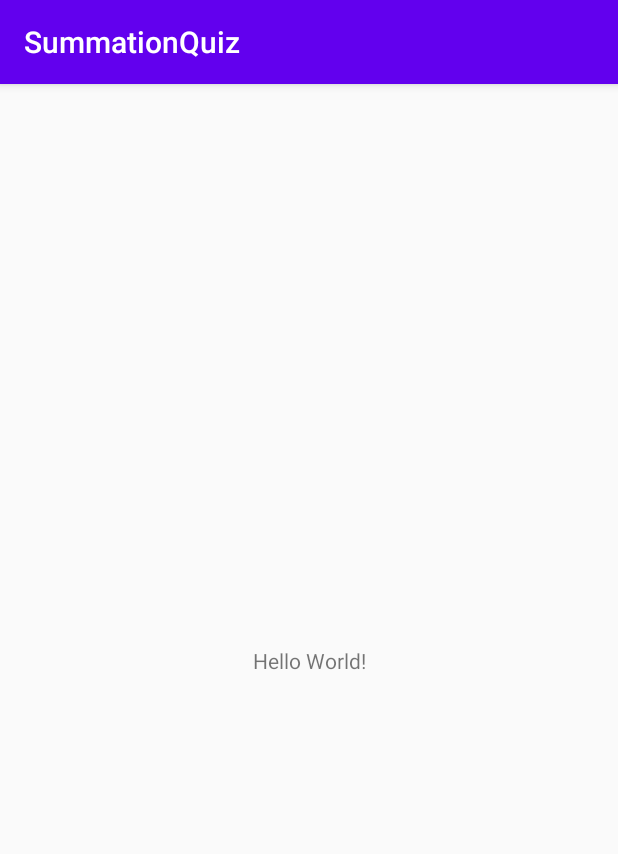
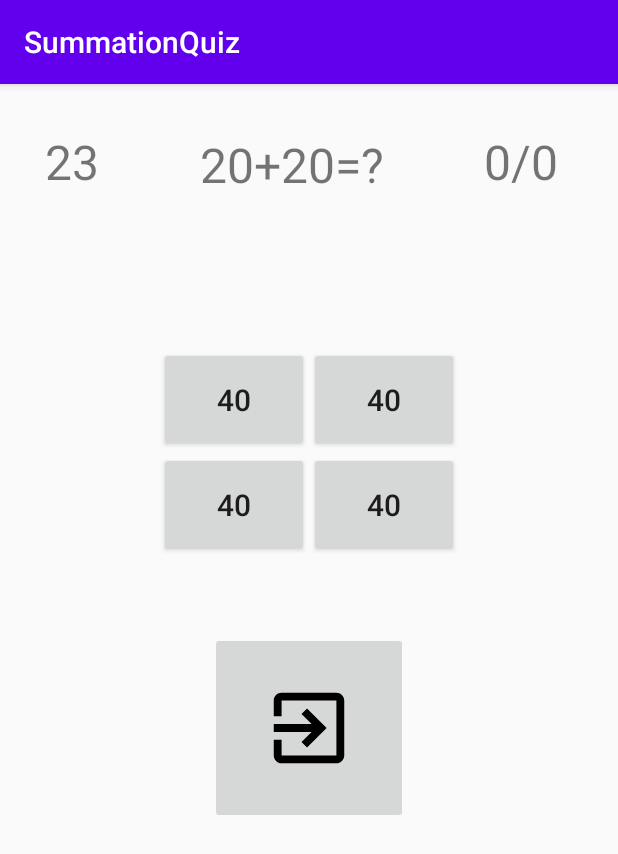
Before and after one commit to Mayank-Maurya/SummationQuiz, an Android app: the screen it shows after launch (MainActivity), on a phone screen of 412 x 824 dp. Shown: the top 854 px of the screen. Run offline under Robolectric (Android 15) with nearby library versions, the phone set to English and light mode, and no system bars.

```diff
--- a/app/src/main/java/mayank/maurya/mathapp/MainActivity.java
+++ b/app/src/main/java/mayank/maurya/mathapp/MainActivity.java
@@ -2,14 +2,46 @@ package mayank.maurya.mathapp;
 
 import androidx.appcompat.app.AppCompatActivity;
 
+import android.content.Intent;
 import android.os.Bundle;
+import android.view.View;
+import android.widget.Button;
+import android.widget.ImageButton;
+import android.widget.TextView;
+import android.widget.Toast;
 
 public class MainActivity extends AppCompatActivity {
+    TextView counter,question,questioncount;
+    Button op1,op2,op3,op4;
+    ImageButton exit;
+
 
     @Override
     protected void onCreate(Bundle savedInstanceState) {
         super.onCreate(savedInstanceState);
         setContentView(R.layout.activity_main);
+        counter=findViewById(R.id.textView);
+        question=findViewById(R.id.textView2);
+        questioncount=findViewById(R.id.textView3);
+        op1=findViewById(R.id.optionbtn1);
+        op2=findViewById(R.id.optionbtn2);
+        op3=findViewById(R.id.optionbtn3);
+        op4=findViewById(R.id.optionbtn4);
+        exit=findViewById(R.id.exitbtn);
+        final int score=0,outof=0;
+        exit.setOnClickListener(new View.OnClickListener() {
+            @Override
+            public void onClick(View v) {
+                Toast.makeText(MainActivity.this,"your score is "+score+" out of "+outof,Toast.LENGTH_SHORT).show();
+                Intent intent=new Intent(MainActivity.this,Startactivity.class);
+                startActivity(intent);
+                finish();
+
+            }
+        });
+
+
+
 
     }
 }
--- /dev/null
+++ b/app/src/main/res/drawable/ic_launcher_exit_foreground.xml
@@ -0,0 +1,13 @@
+<vector xmlns:android="http://schemas.android.com/apk/res/android"
+    android:width="108dp"
+    android:height="108dp"
+    android:viewportWidth="41.37931"
+    android:viewportHeight="41.37931"
+    android:tint="#000000">
+  <group android:translateX="8.689655"
+      android:translateY="8.689655">
+      <path
+          android:fillColor="#FF000000"
+          android:pathData="M10.09,15.59L11.5,17l5,-5 -5,-5 -1.41,1.41L12.67,11H3v2h9.67l-2.58,2.59zM19,3H5c-1.11,0 -2,0.9 -2,2v4h2V5h14v14H5v-4H3v4c0,1.1 0.89,2 2,2h14c1.1,0 2,-0.9 2,-2V5c0,-1.1 -0.9,-2 -2,-2z"/>
+  </group>
+</vector>
--- a/app/src/main/res/layout/activity_main.xml
+++ b/app/src/main/res/layout/activity_main.xml
@@ -6,13 +6,95 @@
     android:layout_height="match_parent"
     tools:context=".MainActivity">
 
+
     <TextView
+        android:id="@+id/textView"
         android:layout_width="wrap_content"
         android:layout_height="wrap_content"
-        android:text="Hello World!"
-        app:layout_constraintBottom_toBottomOf="parent"
+        android:layout_marginStart="30dp"
+        android:layout_marginTop="30dp"
+        android:text="23"
+        android:textSize="32sp"
+        app:layout_constraintStart_toStartOf="parent"
+        app:layout_constraintTop_toTopOf="parent" />
+
+    <TextView
+        android:id="@+id/textView2"
+        android:layout_width="wrap_content"
+        android:layout_height="wrap_content"
+        android:layout_marginTop="32dp"
+        android:text="20+20=?"
+        android:textSize="32dp"
+        app:layout_constraintEnd_toStartOf="@+id/textView3"
+        app:layout_constraintStart_toEndOf="@id/textView"
+        app:layout_constraintTop_toTopOf="parent" />
+
+    <TextView
+        android:id="@+id/textView3"
+        android:layout_width="wrap_content"
+        android:layout_height="wrap_content"
+        android:layout_marginTop="30dp"
+        android:text="0/0"
+        android:textSize="32dp"
+        android:layout_marginRight="40dp"
+        app:layout_constraintEnd_toEndOf="parent"
+        app:layout_constraintTop_toTopOf="parent" />
+
+    <GridLayout
+        android:id="@+id/grid"
+        android:layout_width="wrap_content"
+        android:layout_height="wrap_content"
+        android:layout_marginTop="100dp"
         app:layout_constraintLeft_toLeftOf="parent"
         app:layout_constraintRight_toRightOf="parent"
-        app:layout_constraintTop_toTopOf="parent" />
+        app:layout_constraintTop_toBottomOf="@id/textView2">
+
+        <Button
+            android:id="@+id/optionbtn1"
+            android:text="40"
+            android:textSize="20dp"
+            android:layout_width="100dp"
+            android:layout_height="70dp"
+            android:layout_row="0"
+            android:layout_column="0"/>
+
+        <Button
+            android:id="@+id/optionbtn3"
+            android:text="40"
+            android:textSize="20dp"
+            android:layout_width="100dp"
+            android:layout_height="70dp"
+            android:layout_row="0"
+            android:layout_column="1" />
+
+        <Button
+            android:id="@+id/optionbtn4"
+            android:text="40"
+            android:textSize="20dp"
+            android:layout_width="100dp"
+            android:layout_height="70dp"
+            android:layout_row="1"
+            android:layout_column="0" />
+
+        <Button
+            android:id="@+id/optionbtn2"
+            android:text="40"
+            android:textSize="20dp"
+            android:layout_width="100dp"
+            android:layout_height="70dp"
+            android:layout_row="1"
+            android:layout_column="1" />
+    </GridLayout>
+    <ImageButton
+        android:id="@+id/exitbtn"
+        android:layout_width="wrap_content"
+        android:layout_height="wrap_content"
+        android:src="@drawable/ic_launcher_exit_foreground"
+        app:layout_constraintTop_toBottomOf="@+id/grid"
+        app:layout_constraintLeft_toLeftOf="parent"
+        app:layout_constraintRight_toRightOf="parent"
+        android:layout_marginTop="50dp"
+        />
+
 
 </androidx.constraintlayout.widget.ConstraintLayout>
--- /dev/null
+++ b/app/src/main/res/mipmap-anydpi-v26/ic_launcher_exit.xml
@@ -0,0 +1,5 @@
+<?xml version="1.0" encoding="utf-8"?>
+<adaptive-icon xmlns:android="http://schemas.android.com/apk/res/android">
+    <background android:drawable="@drawable/ic_launcher_exit_background"/>
+    <foreground android:drawable="@drawable/ic_launcher_exit_foreground"/>
+</adaptive-icon>
--- /dev/null
+++ b/app/src/main/res/mipmap-anydpi-v26/ic_launcher_exit_round.xml
@@ -0,0 +1,5 @@
+<?xml version="1.0" encoding="utf-8"?>
+<adaptive-icon xmlns:android="http://schemas.android.com/apk/res/android">
+    <background android:drawable="@drawable/ic_launcher_exit_background"/>
+    <foreground android:drawable="@drawable/ic_launcher_exit_foreground"/>
+</adaptive-icon>
```
Also changed, not shown: app/src/main/AndroidManifest.xml (+7 -0 lines), app/src/main/java/mayank/maurya/mathapp/Startactivity.java (added, +25 -0 lines), app/src/main/res/drawable/ic_launcher_exit_background.xml (added, +74 -0 lines), app/src/main/res/layout/activity_startactivity.xml (added, +22 -0 lines), app/src/main/ic_launcher_exit-playstore.png (added), app/src/main/res/mipmap-hdpi/ic_launcher_exit.png (added), app/src/main/res/mipmap-hdpi/ic_launcher_exit_round.png (added), app/src/main/res/mipmap-mdpi/ic_launcher_exit.png (added), app/src/main/res/mipmap-mdpi/ic_launcher_exit_round.png (added), app/src/main/res/mipmap-xhdpi/ic_launcher_exit.png (added), app/src/main/res/mipmap-xhdpi/ic_launcher_exit_round.png (added), app/src/main/res/mipmap-xxhdpi/ic_launcher_exit.png (added), app/src/main/res/mipmap-xxhdpi/ic_launcher_exit_round.png (added), app/src/main/res/mipmap-xxxhdpi/ic_launcher_exit.png (added), 1 more files.
